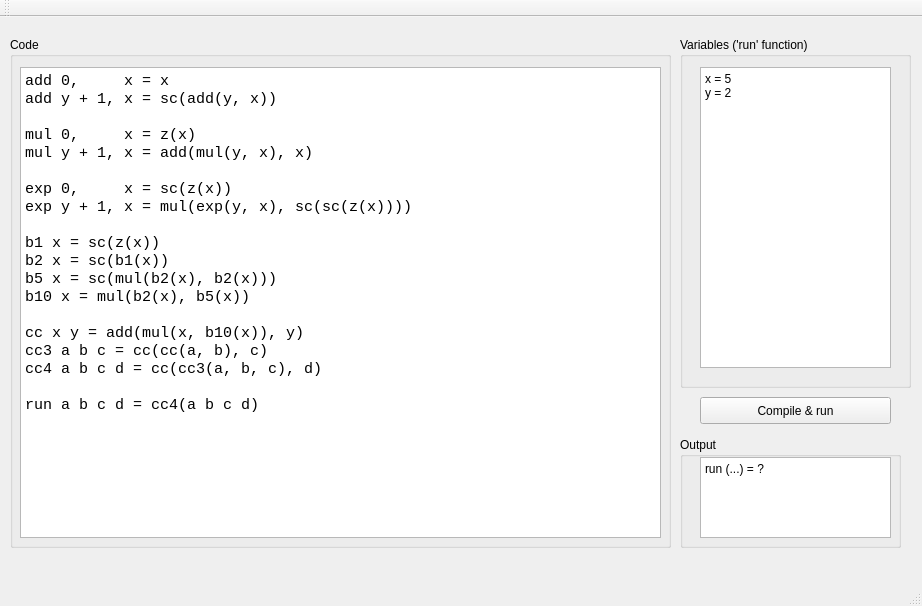
This is mainwindow.ui in luka-mikec/mu_machine as Qt 5 draws it before an edit. The edited form follows.
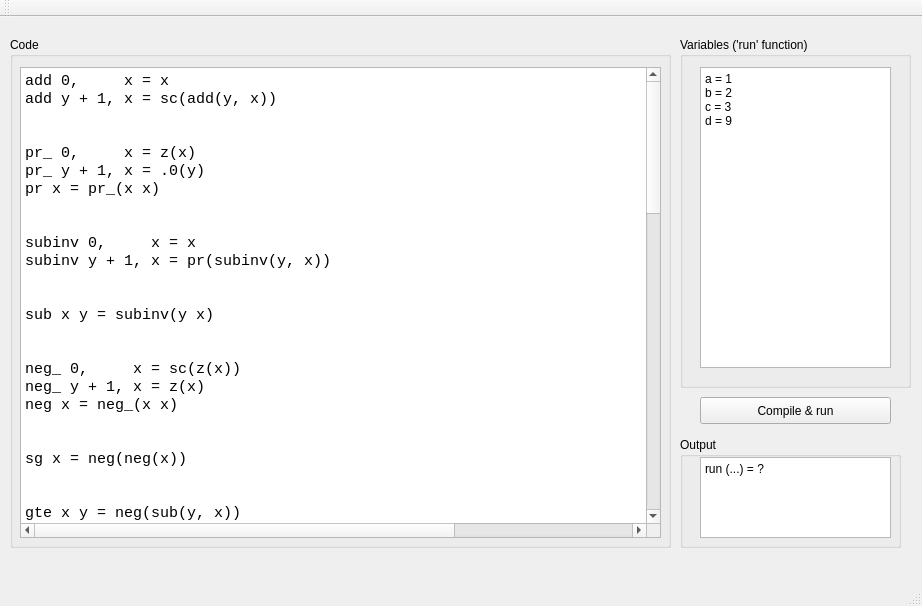
This is the edited form.

Commit message: bugfix; larger hello-world

Patch:
```diff
--- a/mainwindow.ui
+++ b/mainwindow.ui
@@ -48,22 +48,81 @@
       <string>add 0,     x = x
 add y + 1, x = sc(add(y, x))
 
+
+pr_ 0,     x = z(x)
+pr_ y + 1, x = .0(y)
+pr x = pr_(x x)
+
+
+subinv 0,     x = x
+subinv y + 1, x = pr(subinv(y, x))
+
+
+sub x y = subinv(y x)
+
+
+neg_ 0,     x = sc(z(x))
+neg_ y + 1, x = z(x)
+neg x = neg_(x x)
+
+
+sg x = neg(neg(x))
+
+
+gte x y = neg(sub(y, x))
+
+
 mul 0,     x = z(x)
 mul y + 1, x = add(mul(y, x), x)
 
-exp 0,     x = sc(z(x))
-exp y + 1, x = mul(exp(y, x), sc(sc(z(x))))
+
+exp_ 0,     x = sc(z(x))
+exp_ y + 1, x = mul(exp_(y, x), x)
+exp base power = exp_(power base)
+
+
+exp2 n = exp(sc(sc(z(n))), n)
+
 
 b1 x = sc(z(x))
 b2 x = sc(b1(x))
 b5 x = sc(mul(b2(x), b2(x)))
 b10 x = mul(b2(x), b5(x))
-
 cc x y = add(mul(x, b10(x)), y)
 cc3 a b c = cc(cc(a, b), c)
 cc4 a b c d = cc(cc3(a, b, c), d)
 
-run a b c d = cc4(a b c d)</string>
+
+g x, i = exp(x,i)
+h x, i = i
+
+sum_first_ 0,     x = g(x, z(x))
+sum_first_ y + 1, x = add(sum_first_(y, x), g(x, sc(y)))
+sum_first x = sum_first_(x x)
+
+
+mul_seq_ 0,     offset, x = h(x, offset)
+mul_seq_ y + 1, offset, x = mul(mul_seq_(z(x), offset, x), h(x, add(offset, sc(y))))
+mul_from_to left right x = mul(mul_seq_(sub(right, left), left, x), neg(sub(left, right)))
+
+
+sum_from_to_ l, r, x = mul(add(sub(sum_first_(r, x), sum_first_(l, x)),  g(x, l)), neg(sub(l, r)))
+sum_from_to left right = sum_from_to_(left right right)
+
+
+INFO_this_gives_smallest_number_A_such_that_2xA_larger_than_7 		info=info
+
+mu_h x i = neg( gte(mul(b2(x), i), sc(sc(b5(x)))) )
+mu_mul_seq_ 0,     offset, x = mu_h(x, offset)
+mu_mul_seq_ y + 1, offset, x = mul(mu_mul_seq_(z(x), offset, x), mu_h(x, add(offset, sc(y))))
+mu_mul_from_to left right x = mul(mu_mul_seq_(sub(right, left), left, x), neg(sub(left, right)))
+mu_g x i = mu_mul_from_to(z(x), i, x)
+mu_ 0,     x = mu_g(x, z(x))
+mu_ y + 1, x = add(mu_(y, x), mu_g(x, sc(y)))
+mu x limit = mu_ (limit x)
+
+
+run a b c d = mu(b, d)</string>
      </property>
     </widget>
    </widget>
@@ -92,8 +151,10 @@
       <enum>QPlainTextEdit::NoWrap</enum>
      </property>
      <property name="plainText">
-      <string>x = 5
-y = 2</string>
+      <string>a = 1
+b = 2
+c = 3
+d = 9</string>
      </property>
     </widget>
    </widget>
```
The commit also changes 1 other file.
